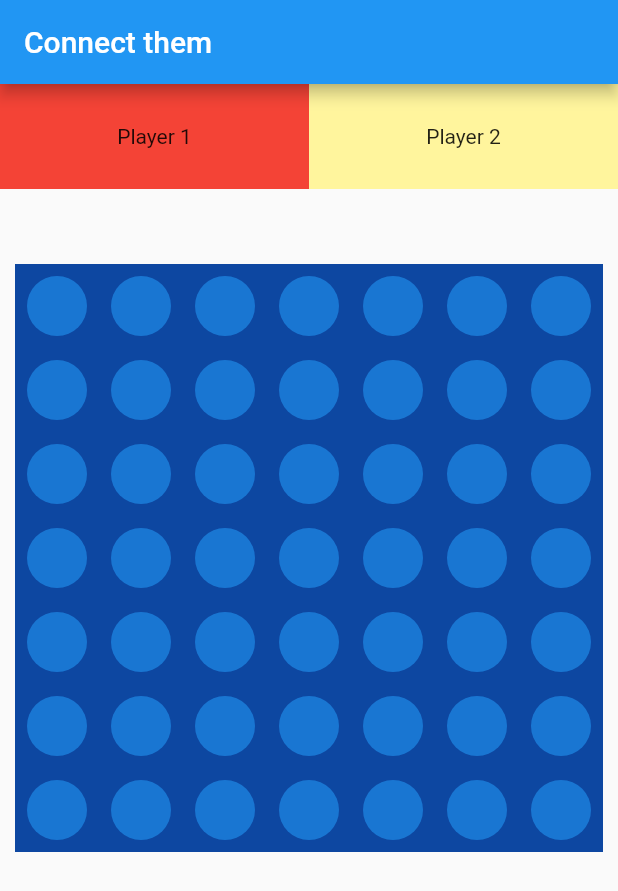
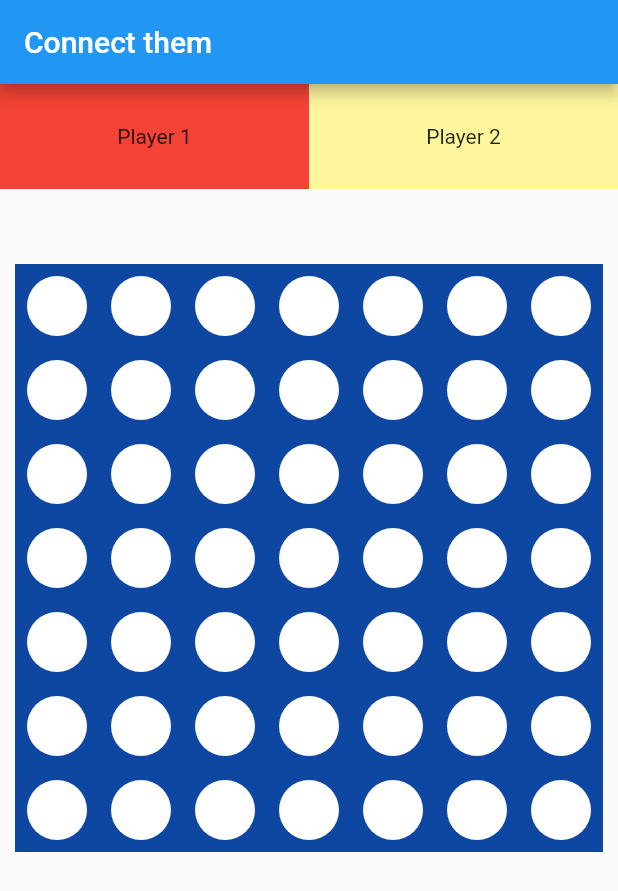
Before and after one commit to BMarx981/connectThem, a Flutter app: the screen it shows after launch, on a phone screen of 412 x 824 dp. Shown: the top 891 px of the screen. Run offline on Flutter 3.47's test engine with Material 2 defaults, Android fonts, the phone set to English and light mode, and no system bars.

Commit message:
"Change backgroundColor in Avatar to white"

```diff
--- a/lib/ui/app.dart
+++ b/lib/ui/app.dart
@@ -92,9 +92,11 @@ class _AppState extends State<App> {
         child: Padding(
           padding: const EdgeInsets.all(8.0),
           child: CircleAvatar(
-              child: Container(
-            color: Color.fromRGBO(255, 255, 255, 0.0),
-          )),
+            child: Container(
+              child: Text(' '),
+            ),
+            backgroundColor: Colors.white,
+          ),
         ),
       ),
     );
```
